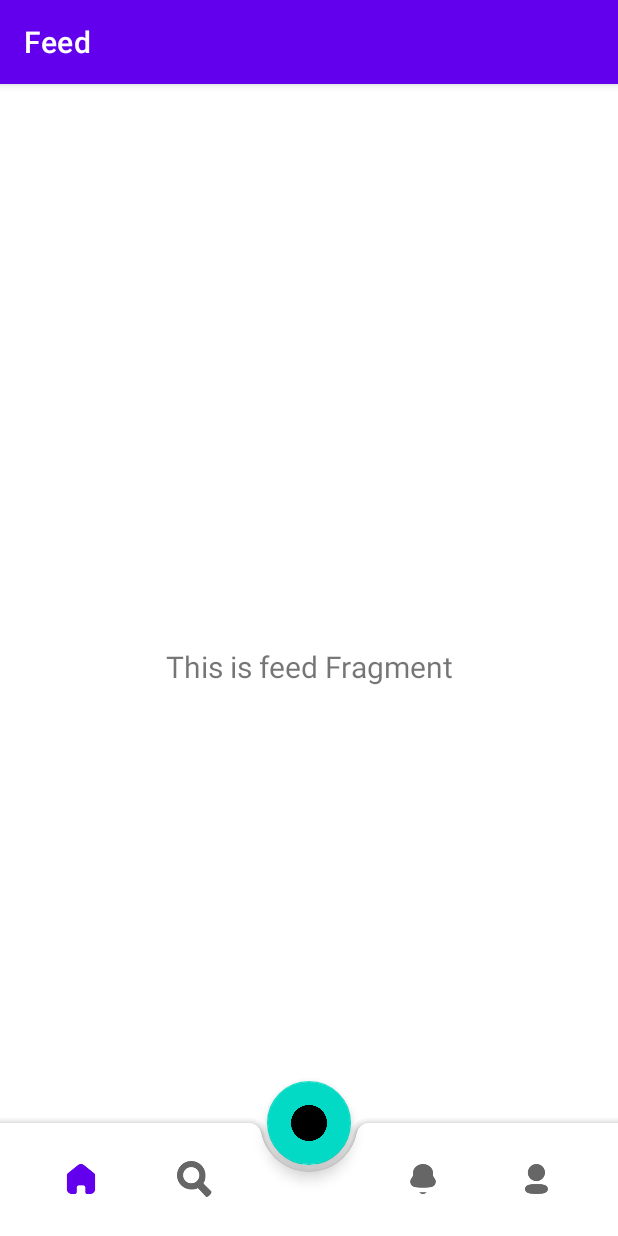
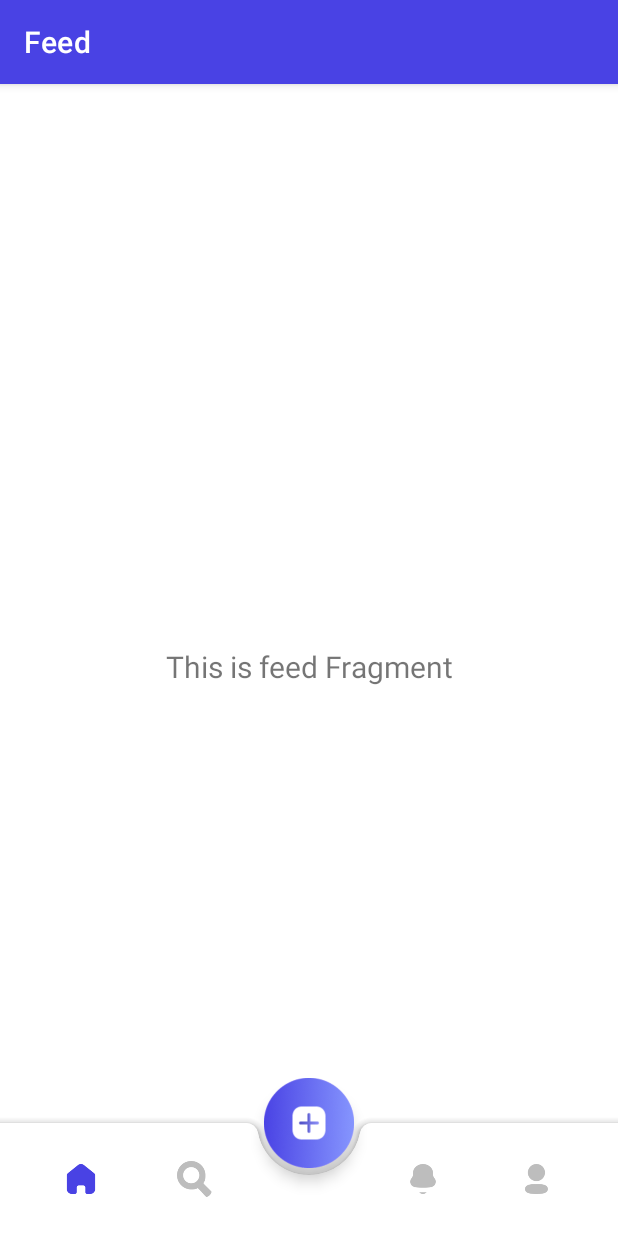
Before and after one commit to snuhcs-course/swpp-2023-project-team-1, an Android app: the screen it shows after launch (MainActivity), on a phone screen of 412 x 824 dp. Run offline under Robolectric (Android 15) with nearby library versions, the phone set to English and light mode, and no system bars; our stand-ins replace navigation-ui.

Commit message:
[fix] changed fab icon

```diff
--- /dev/null
+++ b/app/src/main/res/drawable/bg_gradient_blue.xml
@@ -0,0 +1,10 @@
+<?xml version="1.0" encoding="utf-8"?>
+<shape xmlns:android="http://schemas.android.com/apk/res/android">
+
+    <gradient
+        android:angle="135"
+        android:startColor="@color/blue_500"
+        android:endColor="@color/blue_200"
+        android:type="linear" />
+
+</shape>
--- /dev/null
+++ b/app/src/main/res/drawable/selector_bg_nav_icon.xml
@@ -0,0 +1,11 @@
+<?xml version="1.0" encoding="utf-8"?>
+<selector xmlns:android="http://schemas.android.com/apk/res/android">
+    <item
+        android:state_checked="true"
+        android:color="@color/blue_500" />
+    <item
+        android:state_pressed="true"
+        android:color="@color/blue_500" />
+    <item
+        android:color="@color/grey_300" />
+</selector>
--- a/app/src/main/res/layout/activity_main.xml
+++ b/app/src/main/res/layout/activity_main.xml
@@ -19,26 +19,27 @@
         android:id="@+id/bottom_app_bar"
         android:layout_width="match_parent"
         android:layout_height="wrap_content"
-        android:layout_gravity="bottom" >
+        android:layout_gravity="bottom">
 
         <com.google.android.material.bottomnavigation.BottomNavigationView
             android:id="@+id/bottom_navigation_view"
             android:layout_width="match_parent"
             android:layout_height="@dimen/nav_bar_height"
             android:layout_marginEnd="16dp"
+            android:background="@android:color/transparent"
             app:elevation="0dp"
+            app:itemIconSize="@dimen/nav_bar_icon_size"
+            app:itemIconTint="@drawable/selector_bg_nav_icon"
             app:labelVisibilityMode="unlabeled"
-            android:background="@android:color/transparent"
-            app:menu="@menu/bottom_nav_menu"  />
+            app:menu="@menu/bottom_nav_menu" />
 
     </com.google.android.material.bottomappbar.BottomAppBar>
 
     <com.google.android.material.floatingactionbutton.FloatingActionButton
         android:id="@+id/fab"
-        android:layout_width="wrap_content"
-        android:layout_height="wrap_content"
-        android:contentDescription="@string/app_name"
-        android:src="@drawable/ic_nav_create_post"
+        style="@style/create_post_fab"
+        android:layout_width="@dimen/nav_bar_create_post_btn_size"
+        android:layout_height="@dimen/nav_bar_create_post_btn_size"
         app:layout_anchor="@id/bottom_app_bar" />
 
 </androidx.coordinatorlayout.widget.CoordinatorLayout>
--- a/app/src/main/res/values/colors.xml
+++ b/app/src/main/res/values/colors.xml
@@ -1,10 +1,20 @@
 <?xml version="1.0" encoding="utf-8"?>
 <resources>
-    <color name="purple_200">#FFBB86FC</color>
+    <color name="purple_200">#C4B0FF</color>
     <color name="purple_500">#FF6200EE</color>
     <color name="purple_700">#FF3700B3</color>
+
+    <color name="blue_200">#8696FE</color>
+    <color name="blue_500">#4942E4</color>
+    <color name="blue_700">#11009E</color>
+
     <color name="teal_200">#FF03DAC5</color>
     <color name="teal_700">#FF018786</color>
+
     <color name="black">#FF000000</color>
+    <color name="grey_300">#BDBDBD</color>
+    <color name="grey_200">#EEEEEE</color>
     <color name="white">#FFFFFFFF</color>
+
+
 </resources>
--- a/app/src/main/res/values/dimens.xml
+++ b/app/src/main/res/values/dimens.xml
@@ -4,4 +4,6 @@
     <dimen name="activity_vertical_margin">16dp</dimen>
 
     <dimen name="nav_bar_height">75dp</dimen>
+    <dimen name="nav_bar_icon_size">24dp</dimen>
+    <dimen name="nav_bar_create_post_btn_size">60dp</dimen>
 </resources>
--- /dev/null
+++ b/app/src/main/res/values/styles.xml
@@ -0,0 +1,6 @@
+<?xml version="1.0" encoding="utf-8"?>
+<resources>
+    <style name="create_post_fab" parent="Widget.MaterialComponents.FloatingActionButton">
+        <item name="android:foreground">@drawable/ic_nav_create_post</item>
+    </style>
+</resources>
--- a/app/src/main/res/values/themes.xml
+++ b/app/src/main/res/values/themes.xml
@@ -1,16 +1,20 @@
 <resources xmlns:tools="http://schemas.android.com/tools">
     <!-- Base application theme. -->
     <style name="Theme.Spire" parent="Theme.MaterialComponents.DayNight.DarkActionBar">
+
         <!-- Primary brand color. -->
-        <item name="colorPrimary">@color/purple_500</item>
-        <item name="colorPrimaryVariant">@color/purple_700</item>
+        <item name="colorPrimary">@color/blue_500</item>
+        <item name="colorPrimaryVariant">@color/blue_700</item>
         <item name="colorOnPrimary">@color/white</item>
+
         <!-- Secondary brand color. -->
-        <item name="colorSecondary">@color/teal_200</item>
-        <item name="colorSecondaryVariant">@color/teal_700</item>
+        <item name="colorSecondary">@color/purple_200</item>
+        <item name="colorSecondaryVariant">@color/blue_200</item>
         <item name="colorOnSecondary">@color/black</item>
+
         <!-- Status bar color. -->
-        <item name="android:statusBarColor">?attr/colorPrimaryVariant</item>
+        <item name="android:statusBarColor">@android:color/transparent</item>
+
         <!-- Customize your theme here. -->
     </style>
 </resources>
```
Also changed, not shown: app/src/main/res/drawable/ic_nav_create_post.png.
